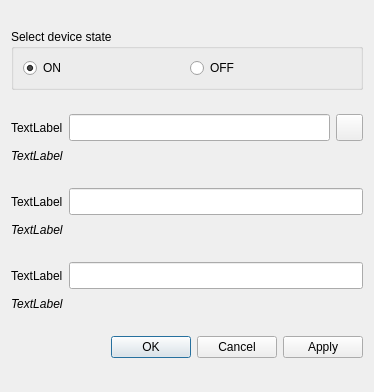
Before: the Qt Designer form src/qdialogsetpoint.ui in assisi/arena-ui, drawn with Qt 5.
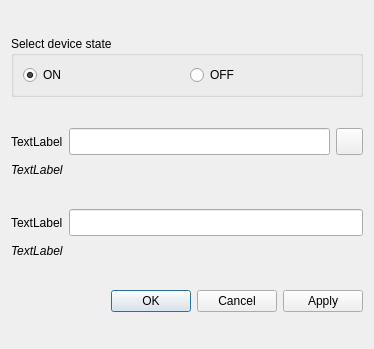
After: the same form once the commit is applied. Icons and pictures are not drawn.

Commit message: remove extra code for vibrationPattern from setpointdialog

Patch:
```diff
--- a/src/qdialogsetpoint.ui
+++ b/src/qdialogsetpoint.ui
@@ -7,7 +7,7 @@
     <x>0</x>
     <y>0</y>
     <width>374</width>
-    <height>392</height>
+    <height>349</height>
    </rect>
   </property>
   <property name="sizePolicy">
@@ -204,69 +204,6 @@
      </item>
     </layout>
    </item>
-   <item>
-    <layout class="QGridLayout" name="gridLayout_3">
-     <item row="0" column="0">
-      <widget class="QLabel" name="text31">
-       <property name="enabled">
-        <bool>true</bool>
-       </property>
-       <property name="text">
-        <string>TextLabel</string>
-       </property>
-      </widget>
-     </item>
-     <item row="0" column="1">
-      <widget class="QLineEdit" name="value3">
-       <property name="enabled">
-        <bool>true</bool>
-       </property>
-       <property name="sizePolicy">
-        <sizepolicy hsizetype="Expanding" vsizetype="Fixed">
-         <horstretch>0</horstretch>
-         <verstretch>0</verstretch>
-        </sizepolicy>
-       </property>
-       <property name="minimumSize">
-        <size>
-         <width>100</width>
-         <height>27</height>
-        </size>
-       </property>
-       <property name="alignment">
-        <set>Qt::AlignRight|Qt::AlignTrailing|Qt::AlignVCenter</set>
-       </property>
-      </widget>
-     </item>
-     <item row="1" column="0" colspan="2">
-      <widget class="QLabel" name="text32">
-       <property name="enabled">
-        <bool>true</bool>
-       </property>
-       <property name="sizePolicy">
-        <sizepolicy hsizetype="Preferred" vsizetype="Fixed">
-         <horstretch>0</horstretch>
-         <verstretch>0</verstretch>
-        </sizepolicy>
-       </property>
-       <property name="minimumSize">
-        <size>
-         <width>0</width>
-         <height>17</height>
-        </size>
-       </property>
-       <property name="font">
-        <font>
-         <italic>true</italic>
-        </font>
-       </property>
-       <property name="text">
-        <string>TextLabel</string>
-       </property>
-      </widget>
-     </item>
-    </layout>
-   </item>
    <item>
     <widget class="QDialogButtonBox" name="buttonBox">
      <property name="orientation">
```
The commit also changes 1 other file.
